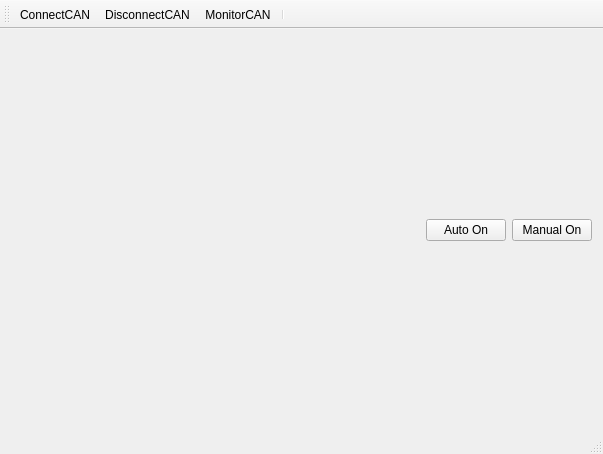
Before: the Qt Designer form mainwindow.ui in ntrexResearch/autonomous, drawn with Qt 5.
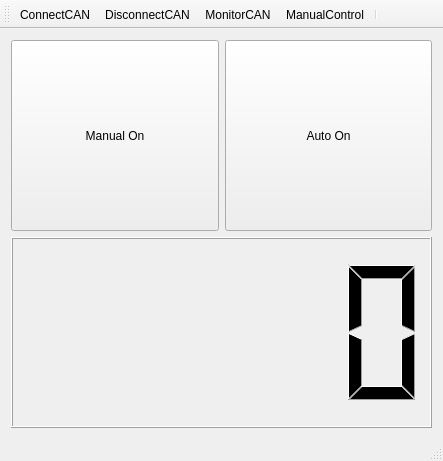
After: the same form once the commit is applied. Icons and pictures are not drawn.

```diff
--- a/mainwindow.ui
+++ b/mainwindow.ui
@@ -6,8 +6,8 @@
    <rect>
     <x>0</x>
     <y>0</y>
-    <width>603</width>
-    <height>454</height>
+    <width>443</width>
+    <height>461</height>
    </rect>
   </property>
   <property name="windowTitle">
@@ -16,33 +16,50 @@
   <widget class="QWidget" name="centralWidget">
    <layout class="QGridLayout" name="gridLayout">
     <item row="0" column="0">
-     <spacer name="horizontalSpacer">
-      <property name="orientation">
-       <enum>Qt::Horizontal</enum>
-      </property>
-      <property name="sizeHint" stdset="0">
-       <size>
-        <width>40</width>
-        <height>20</height>
-       </size>
-      </property>
-     </spacer>
-    </item>
-    <item row="0" column="2">
+     <layout class="QVBoxLayout" name="verticalLayout">
+      <item>
+       <layout class="QHBoxLayout" name="horizontalLayout">
+        <item>
      <widget class="QPushButton" name="ManualActivateButton">
+          <property name="sizePolicy">
+           <sizepolicy hsizetype="Minimum" vsizetype="Expanding">
+            <horstretch>0</horstretch>
+            <verstretch>0</verstretch>
+           </sizepolicy>
+          </property>
       <property name="text">
        <string>Manual On</string>
       </property>
      </widget>
     </item>
-    <item row="0" column="1">
+        <item>
      <widget class="QPushButton" name="AutoActivateButton">
+          <property name="sizePolicy">
+           <sizepolicy hsizetype="Minimum" vsizetype="Expanding">
+            <horstretch>0</horstretch>
+            <verstretch>0</verstretch>
+           </sizepolicy>
+          </property>
       <property name="text">
        <string>Auto On</string>
       </property>
      </widget>
     </item>
    </layout>
+      </item>
+      <item>
+       <widget class="QLCDNumber" name="lcdNumber">
+        <property name="sizePolicy">
+         <sizepolicy hsizetype="Minimum" vsizetype="Expanding">
+          <horstretch>0</horstretch>
+          <verstretch>0</verstretch>
+         </sizepolicy>
+        </property>
+       </widget>
+      </item>
+     </layout>
+    </item>
+   </layout>
   </widget>
   <widget class="QMenuBar" name="menuBar">
    <property name="geometry">
@@ -64,6 +81,7 @@
    <addaction name="action_ConnectCAN"/>
    <addaction name="action_DisconnectCAN"/>
    <addaction name="action_MonitorCAN"/>
+   <addaction name="action_ManualControl"/>
    <addaction name="separator"/>
   </widget>
   <widget class="QStatusBar" name="statusBar"/>
@@ -94,6 +112,15 @@
     <string>&amp;MonitorCAN</string>
    </property>
   </action>
+  <action name="action_ManualControl">
+   <property name="icon">
+    <iconset resource="image.qrc">
+     <normaloff>:/images/vehicle.png</normaloff>:/images/vehicle.png</iconset>
+   </property>
+   <property name="text">
+    <string>&amp;ManualControl</string>
+   </property>
+  </action>
  </widget>
  <layoutdefault spacing="6" margin="11"/>
  <resources>
```
Left out of the diff: 2 changed lines with no effect on the pictures. Lines whose indentation alone changed are shown as unchanged.
